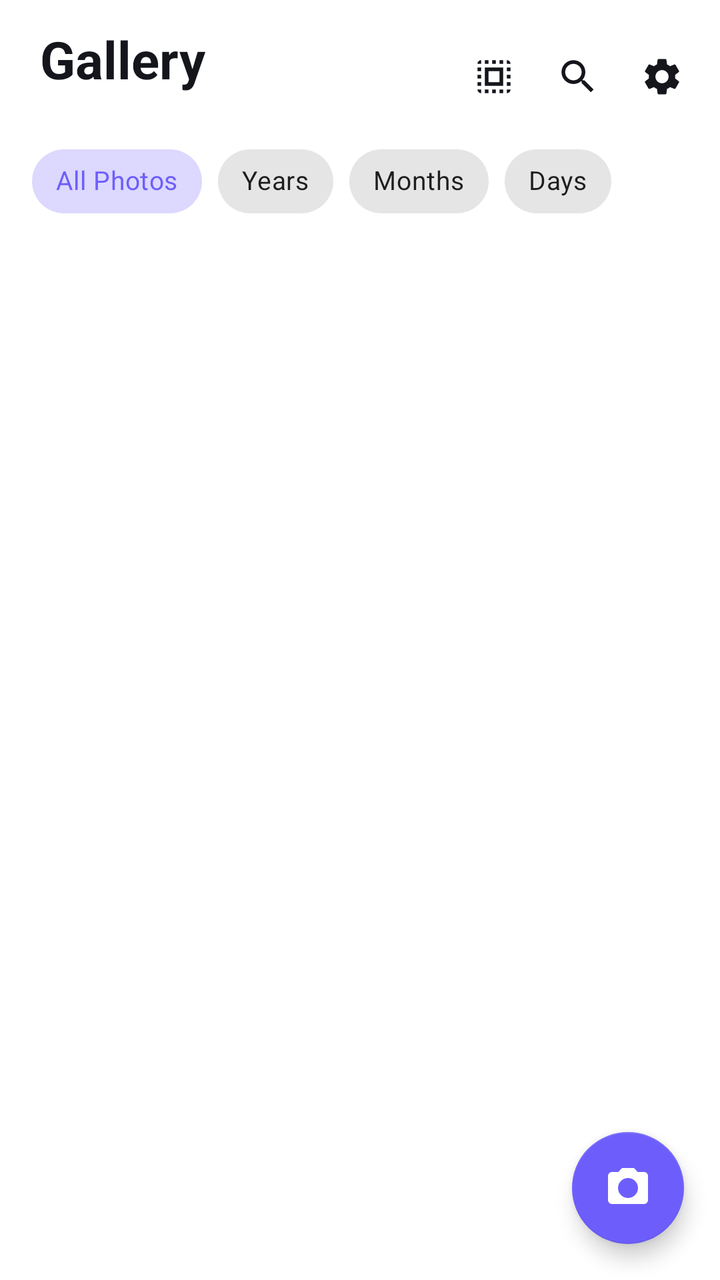
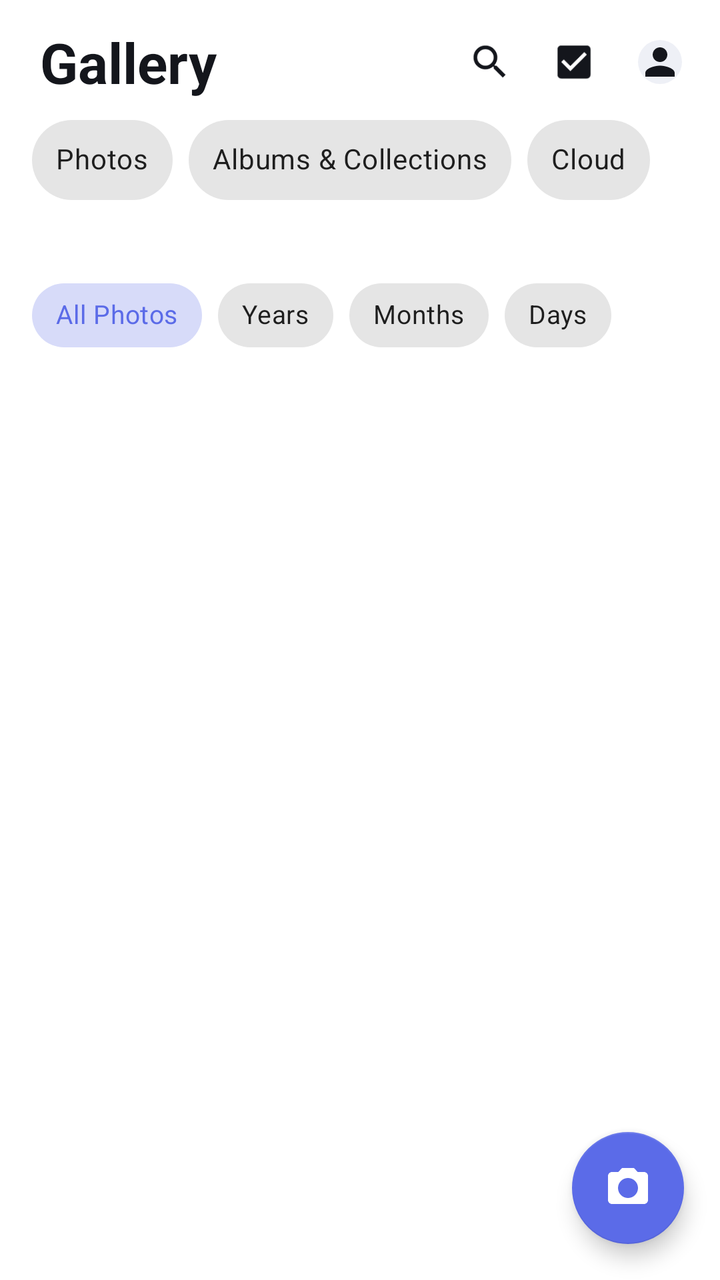

Screens rendered from an Android XML layout before and after an edit, with the pre-edit source and the edit as a unified diff.
<!-- AndroidManifest.xml: application theme Theme.Gallery -->
<!-- res/layout/fragment_photos.xml -->
<?xml version="1.0" encoding="utf-8"?>
<LinearLayout xmlns:android="http://schemas.android.com/apk/res/android"
    xmlns:app="http://schemas.android.com/apk/res-auto"
    android:layout_width="match_parent"
    android:layout_height="match_parent"
    android:background="?attr/gSurface"
    android:orientation="vertical">

    <LinearLayout
        android:id="@+id/headerRow"
        android:layout_width="match_parent"
        android:layout_height="wrap_content"
        android:gravity="center_vertical"
        android:orientation="horizontal"
        android:paddingStart="20dp"
        android:paddingTop="12dp"
        android:paddingEnd="8dp"
        android:paddingBottom="2dp">

        <LinearLayout
            android:layout_width="0dp"
            android:layout_height="wrap_content"
            android:layout_weight="1"
            android:orientation="vertical">

            <TextView
                android:id="@+id/title"
                android:layout_width="wrap_content"
                android:layout_height="wrap_content"
                android:text="@string/app_name"
                android:textColor="?attr/gOnSurface"
                android:textSize="26sp"
                android:textStyle="bold" />

            <TextView
                android:id="@+id/subtitle"
                android:layout_width="wrap_content"
                android:layout_height="wrap_content"
                android:textColor="?attr/gMuted"
                android:textSize="13sp" />
        </LinearLayout>

        <ImageView
            android:id="@+id/btnMulti"
            android:layout_width="42dp"
            android:layout_height="42dp"
            android:background="?attr/selectableItemBackgroundBorderless"
            android:contentDescription="Multi-select"
            android:padding="10dp"
            android:src="@drawable/ic_select_all"
            app:tint="?attr/gOnSurface" />

        <ImageView
            android:id="@+id/btnSearch"
            android:layout_width="42dp"
            android:layout_height="42dp"
            android:background="?attr/selectableItemBackgroundBorderless"
            android:contentDescription="Search"
            android:padding="10dp"
            android:src="@drawable/ic_search"
            app:tint="?attr/gOnSurface" />

        <ImageView
            android:id="@+id/btnSettings"
            android:layout_width="42dp"
            android:layout_height="42dp"
            android:background="?attr/selectableItemBackgroundBorderless"
            android:contentDescription="Settings"
            android:padding="10dp"
            android:src="@drawable/ic_settings"
            app:tint="?attr/gOnSurface" />
    </LinearLayout>

    <HorizontalScrollView
        android:layout_width="match_parent"
        android:layout_height="wrap_content"
        android:paddingStart="16dp"
        android:paddingEnd="16dp"
        android:paddingBottom="6dp"
        android:scrollbars="none">

        <com.google.android.material.chip.ChipGroup
            android:id="@+id/chips"
            android:layout_width="wrap_content"
            android:layout_height="wrap_content"
            app:chipSpacingHorizontal="8dp"
            app:selectionRequired="true"
            app:singleLine="true"
            app:singleSelection="true">

            <com.google.android.material.chip.Chip
                android:id="@+id/chipAll"
                style="@style/Widget.MaterialComponents.Chip.Choice"
                android:layout_width="wrap_content"
                android:layout_height="wrap_content"
                android:checkable="true"
                android:checked="true"
                android:text="@string/chip_all"
                android:textSize="13sp" />

            <com.google.android.material.chip.Chip
                android:id="@+id/chipYears"
                style="@style/Widget.MaterialComponents.Chip.Choice"
                android:layout_width="wrap_content"
                android:layout_height="wrap_content"
                android:checkable="true"
                android:text="@string/chip_years"
                android:textSize="13sp" />

            <com.google.android.material.chip.Chip
                android:id="@+id/chipMonths"
                style="@style/Widget.MaterialComponents.Chip.Choice"
                android:layout_width="wrap_content"
                android:layout_height="wrap_content"
                android:checkable="true"
                android:text="@string/chip_months"
                android:textSize="13sp" />

            <com.google.android.material.chip.Chip
                android:id="@+id/chipDays"
                style="@style/Widget.MaterialComponents.Chip.Choice"
                android:layout_width="wrap_content"
                android:layout_height="wrap_content"
                android:checkable="true"
                android:text="@string/chip_days"
                android:textSize="13sp" />
        </com.google.android.material.chip.ChipGroup>
    </HorizontalScrollView>

    <LinearLayout
        android:id="@+id/selectionBar"
        android:layout_width="match_parent"
        android:layout_height="wrap_content"
        android:gravity="center_vertical"
        android:orientation="horizontal"
        android:paddingStart="8dp"
        android:paddingEnd="14dp"
        android:paddingBottom="4dp"
        android:visibility="gone">

        <ImageView
            android:id="@+id/btnSelClose"
            android:layout_width="42dp"
            android:layout_height="42dp"
            android:background="?attr/selectableItemBackgroundBorderless"
            android:contentDescription="Close"
            android:padding="10dp"
            android:src="@drawable/ic_close"
            app:tint="?attr/gOnSurface" />

        <TextView
            android:id="@+id/selCount"
            android:layout_width="0dp"
            android:layout_height="wrap_content"
            android:layout_weight="1"
            android:paddingStart="6dp"
            android:textColor="?attr/gOnSurface"
            android:textSize="17sp"
            android:textStyle="bold" />

        <TextView
            android:id="@+id/btnSelectAll"
            android:layout_width="wrap_content"
            android:layout_height="wrap_content"
            android:background="?attr/selectableItemBackgroundBorderless"
            android:padding="8dp"
            android:text="@string/select_all"
            android:textColor="@color/accent"
            android:textSize="14sp"
            android:textStyle="bold" />
    </LinearLayout>

    <FrameLayout
        android:layout_width="match_parent"
        android:layout_height="0dp"
        android:layout_weight="1">

        <androidx.recyclerview.widget.RecyclerView
            android:id="@+id/grid"
            android:layout_width="match_parent"
            android:layout_height="match_parent"
            android:clipToPadding="false"
            android:paddingBottom="10dp"
            android:scrollbars="none" />

        <LinearLayout
            android:id="@+id/loading"
            android:layout_width="match_parent"
            android:layout_height="match_parent"
            android:gravity="center"
            android:orientation="vertical"
            android:visibility="gone">

            <com.google.android.material.progressindicator.CircularProgressIndicator
                android:layout_width="wrap_content"
                android:layout_height="wrap_content"
                android:indeterminate="true"
                app:indicatorColor="@color/accent" />

            <TextView
                android:layout_width="wrap_content"
                android:layout_height="wrap_content"
                android:layout_marginTop="14dp"
                android:text="@string/loading"
                android:textColor="?attr/gMuted"
                android:textSize="14sp" />
        </LinearLayout>

        <LinearLayout
            android:id="@+id/empty"
            android:layout_width="match_parent"
            android:layout_height="match_parent"
            android:gravity="center"
            android:orientation="vertical"
            android:visibility="gone">

            <ImageView
                android:id="@+id/emptyIcon"
                android:layout_width="72dp"
                android:layout_height="72dp"
                android:alpha="0.2"
                android:src="@drawable/ic_image"
                app:tint="?attr/gOnSurface" />

            <TextView
                android:id="@+id/emptyTitle"
                android:layout_width="wrap_content"
                android:layout_height="wrap_content"
                android:layout_marginTop="14dp"
                android:text="@string/empty_title"
                android:textColor="?attr/gOnSurface"
                android:textSize="16sp"
                android:textStyle="bold" />

            <TextView
                android:id="@+id/emptySub"
                android:layout_width="wrap_content"
                android:layout_height="wrap_content"
                android:layout_marginTop="6dp"
                android:gravity="center"
                android:paddingStart="34dp"
                android:paddingEnd="34dp"
                android:text="@string/empty_sub"
                android:textColor="?attr/gMuted"
                android:textSize="14sp" />

            <com.google.android.material.button.MaterialButton
                android:id="@+id/btnGrant"
                android:layout_width="wrap_content"
                android:layout_height="wrap_content"
                android:layout_marginTop="18dp"
                android:text="@string/grant"
                android:textAllCaps="false"
                android:textColor="@color/white"
                android:visibility="gone"
                app:backgroundTint="@color/accent"
                app:cornerRadius="14dp" />
        </LinearLayout>

        <com.google.android.material.floatingactionbutton.FloatingActionButton
            android:id="@+id/fab"
            android:layout_width="wrap_content"
            android:layout_height="wrap_content"
            android:layout_gravity="bottom|end"
            android:layout_margin="18dp"
            android:contentDescription="Camera"
            android:src="@drawable/ic_camera"
            app:backgroundTint="@color/accent"
            app:fabSize="normal"
            app:tint="@color/white" />
    </FrameLayout>

    <LinearLayout
        android:id="@+id/selectionActions"
        android:layout_width="match_parent"
        android:layout_height="wrap_content"
        android:background="?attr/gSurface"
        android:elevation="8dp"
        android:orientation="horizontal"
        android:paddingTop="10dp"
        android:paddingBottom="12dp"
        android:visibility="gone">

        <LinearLayout
            android:id="@+id/selShare"
            android:layout_width="0dp"
            android:layout_height="wrap_content"
            android:layout_weight="1"
            android:background="?attr/selectableItemBackgroundBorderless"
            android:gravity="center"
            android:orientation="vertical"
            android:padding="6dp">

            <ImageView
                android:layout_width="24dp"
                android:layout_height="24dp"
                android:src="@drawable/ic_share"
                app:tint="?attr/gOnSurface" />

            <TextView
                android:layout_width="wrap_content"
                android:layout_height="wrap_content"
                android:layout_marginTop="4dp"
                android:text="@string/share"
                android:textColor="?attr/gOnSurface"
                android:textSize="12sp" />
        </LinearLayout>

        <LinearLayout
            android:id="@+id/selDelete"
            android:layout_width="0dp"
            android:layout_height="wrap_content"
            android:layout_weight="1"
            android:background="?attr/selectableItemBackgroundBorderless"
            android:gravity="center"
            android:orientation="vertical"
            android:padding="6dp">

            <ImageView
                android:layout_width="24dp"
                android:layout_height="24dp"
                android:src="@drawable/ic_trash"
                app:tint="?attr/gOnSurface" />

            <TextView
                android:layout_width="wrap_content"
                android:layout_height="wrap_content"
                android:layout_marginTop="4dp"
                android:text="@string/trash"
                android:textColor="?attr/gOnSurface"
                android:textSize="12sp" />
        </LinearLayout>

        <LinearLayout
            android:id="@+id/selHide"
            android:layout_width="0dp"
            android:layout_height="wrap_content"
            android:layout_weight="1"
            android:background="?attr/selectableItemBackgroundBorderless"
            android:gravity="center"
            android:orientation="vertical"
            android:padding="6dp">

            <ImageView
                android:layout_width="24dp"
                android:layout_height="24dp"
                android:src="@drawable/ic_lock"
                app:tint="?attr/gOnSurface" />

            <TextView
                android:layout_width="wrap_content"
                android:layout_height="wrap_content"
                android:layout_marginTop="4dp"
                android:text="@string/hidden"
                android:textColor="?attr/gOnSurface"
                android:textSize="12sp" />
        </LinearLayout>

        <LinearLayout
            android:id="@+id/selFav"
            android:layout_width="0dp"
            android:layout_height="wrap_content"
            android:layout_weight="1"
            android:background="?attr/selectableItemBackgroundBorderless"
            android:gravity="center"
            android:orientation="vertical"
            android:padding="6dp">

            <ImageView
                android:layout_width="24dp"
                android:layout_height="24dp"
                android:src="@drawable/ic_heart"
                app:tint="?attr/gOnSurface" />

            <TextView
                android:layout_width="wrap_content"
                android:layout_height="wrap_content"
                android:layout_marginTop="4dp"
                android:text="@string/favourite"
                android:textColor="?attr/gOnSurface"
                android:textSize="12sp" />
        </LinearLayout>
    </LinearLayout>
</LinearLayout>
<!-- resources referenced by this layout -->
<resources>
  <color name="accent">#6D5EFC</color>
  <color name="white">#FFFFFF</color>
  <!-- drawable ic_select_all (drawable) -->
  <vector xmlns:android="http://schemas.android.com/apk/res/android"
      android:width="24dp" android:height="24dp"
      android:viewportWidth="24" android:viewportHeight="24">
      <path android:fillColor="#000000" android:pathData="M3,5h2V3c-1.1,0 -2,0.9 -2,2zM3,13h2v-2H3v2zM7,21h2v-2H7v2zM3,9h2V7H3v2zM13,3h-2v2h2V3zM19,3v2h2c0,-1.1 -0.9,-2 -2,-2zM5,21v-2H3c0,1.1 0.9,2 2,2zM3,17h2v-2H3v2zM9,3H7v2h2V3zM11,21h2v-2h-2v2zM19,13h2v-2h-2v2zM19,21c1.1,0 2,-0.9 2,-2h-2v2zM19,9h2V7h-2v2zM19,17h2v-2h-2v2zM15,21h2v-2h-2v2zM15,5h2V3h-2v2zM7,17h10V7H7v10zM9,9h6v6H9V9z" />
  </vector>
  <!-- drawable ic_settings (drawable) -->
  <vector xmlns:android="http://schemas.android.com/apk/res/android"
      android:width="24dp" android:height="24dp"
      android:viewportWidth="24" android:viewportHeight="24">
      <path android:fillColor="#000000" android:pathData="M19.14,12.94c0.04,-0.3 0.06,-0.61 0.06,-0.94s-0.02,-0.64 -0.07,-0.94l2.03,-1.58c0.18,-0.14 0.23,-0.41 0.12,-0.61l-1.92,-3.32c-0.12,-0.22 -0.37,-0.29 -0.59,-0.22l-2.39,0.96c-0.5,-0.38 -1.03,-0.7 -1.62,-0.94l-0.36,-2.54c-0.04,-0.24 -0.24,-0.41 -0.48,-0.41h-3.84c-0.24,0 -0.43,0.17 -0.47,0.41l-0.36,2.54c-0.59,0.24 -1.13,0.57 -1.62,0.94l-2.39,-0.96c-0.22,-0.08 -0.47,0 -0.59,0.22L2.74,8.87c-0.12,0.21 -0.08,0.47 0.12,0.61l2.03,1.58c-0.05,0.3 -0.09,0.63 -0.09,0.94s0.02,0.64 0.07,0.94l-2.03,1.58c-0.18,0.14 -0.23,0.41 -0.12,0.61l1.92,3.32c0.12,0.22 0.37,0.29 0.59,0.22l2.39,-0.96c0.5,0.38 1.03,0.7 1.62,0.94l0.36,2.54c0.05,0.24 0.24,0.41 0.48,0.41h3.84c0.24,0 0.44,-0.17 0.47,-0.41l0.36,-2.54c0.59,-0.24 1.13,-0.56 1.62,-0.94l2.39,0.96c0.22,0.08 0.47,0 0.59,-0.22l1.92,-3.32c0.12,-0.22 0.07,-0.47 -0.12,-0.61l-2.01,-1.58zM12,15.6c-1.98,0 -3.6,-1.62 -3.6,-3.6s1.62,-3.6 3.6,-3.6 3.6,1.62 3.6,3.6 -1.62,3.6 -3.6,3.6z" />
  </vector>
  <string name="app_name">Gallery</string>
  <string name="chip_all">All Photos</string>
  <string name="chip_days">Days</string>
  <string name="chip_months">Months</string>
  <string name="chip_years">Years</string>
  <string name="empty_sub">Aapke device par koi photo ya video nahi mila.</string>
  <string name="empty_title">No photos yet</string>
  <string name="favourite">Favourite</string>
  <string name="grant">Permission dein</string>
  <string name="hidden">Hidden</string>
  <string name="loading">Gallery load ho rahi hai…</string>
  <string name="select_all">Select all</string>
  <string name="share">Share</string>
  <string name="trash">Trash</string>
  <style name="Theme.Gallery" parent="Theme.MaterialComponents.DayNight.NoActionBar">
          <item name="colorPrimary">@color/accent</item>
          <item name="colorPrimaryVariant">@color/accentDark</item>
          <item name="colorOnPrimary">@color/white</item>
          <item name="colorSecondary">@color/accent</item>
          <item name="colorAccent">@color/accent</item>
  
          <item name="android:colorBackground">#FFFFFF</item>
          <item name="android:windowBackground">#FFFFFF</item>
          <item name="android:statusBarColor">#FFFFFF</item>
          <item name="android:navigationBarColor">#FFFFFF</item>
          <item name="android:windowLightStatusBar">true</item>
  
          <item name="gSurface">#FFFFFF</item>
          <item name="gSurfaceAlt">#F4F5F9</item>
          <item name="gOnSurface">#14161C</item>
          <item name="gMuted">#6B7280</item>
          <item name="gDivider">#E9EBF2</item>
          <item name="gChipBg">#F2F3F8</item>
          <item name="gChipOn">#FFFFFF</item>
          <item name="gNavBg">#FFFFFF</item>
      </style>
  <color name="accentDark">#4B3FD6</color>
  <!-- unchanged entries left out for length: 8 -->
</resources>

<!-- the commit's change to res/layout/fragment_photos.xml (unified diff, before → after) -->
@@ -6,70 +6,17 @@
     android:background="?attr/gSurface"
     android:orientation="vertical">
 
-    <LinearLayout
-        android:id="@+id/headerRow"
-        android:layout_width="match_parent"
-        android:layout_height="wrap_content"
-        android:gravity="center_vertical"
-        android:orientation="horizontal"
+    <include layout="@layout/view_gallery_header" />
+
+    <TextView
+        android:id="@+id/subtitle"
+        android:layout_width="wrap_content"
+        android:layout_height="wrap_content"
         android:paddingStart="20dp"
-        android:paddingTop="12dp"
-        android:paddingEnd="8dp"
-        android:paddingBottom="2dp">
-
-        <LinearLayout
-            android:layout_width="0dp"
-            android:layout_height="wrap_content"
-            android:layout_weight="1"
-            android:orientation="vertical">
-
-            <TextView
-                android:id="@+id/title"
-                android:layout_width="wrap_content"
-                android:layout_height="wrap_content"
-                android:text="@string/app_name"
-                android:textColor="?attr/gOnSurface"
-                android:textSize="26sp"
-                android:textStyle="bold" />
-
-            <TextView
-                android:id="@+id/subtitle"
-                android:layout_width="wrap_content"
-                android:layout_height="wrap_content"
-                android:textColor="?attr/gMuted"
-                android:textSize="13sp" />
-        </LinearLayout>
-
-        <ImageView
-            android:id="@+id/btnMulti"
-            android:layout_width="42dp"
-            android:layout_height="42dp"
-            android:background="?attr/selectableItemBackgroundBorderless"
-            android:contentDescription="Multi-select"
-            android:padding="10dp"
-            android:src="@drawable/ic_select_all"
-            app:tint="?attr/gOnSurface" />
-
-        <ImageView
-            android:id="@+id/btnSearch"
-            android:layout_width="42dp"
-            android:layout_height="42dp"
-            android:background="?attr/selectableItemBackgroundBorderless"
-            android:contentDescription="Search"
-            android:padding="10dp"
-            android:src="@drawable/ic_search"
-            app:tint="?attr/gOnSurface" />
-
-        <ImageView
-            android:id="@+id/btnSettings"
-            android:layout_width="42dp"
-            android:layout_height="42dp"
-            android:background="?attr/selectableItemBackgroundBorderless"
-            android:contentDescription="Settings"
-            android:padding="10dp"
-            android:src="@drawable/ic_settings"
-            app:tint="?attr/gOnSurface" />
-    </LinearLayout>
+        android:paddingEnd="20dp"
+        android:paddingBottom="2dp"
+        android:textColor="?attr/gMuted"
+        android:textSize="13sp" />
 
     <HorizontalScrollView
         android:layout_width="match_parent"
@@ -382,3 +329,115 @@
         </LinearLayout>
     </LinearLayout>
 </LinearLayout>
+<!-- res/layout/view_gallery_header.xml (included above) -->
+<?xml version="1.0" encoding="utf-8"?>
+<LinearLayout xmlns:android="http://schemas.android.com/apk/res/android"
+    xmlns:app="http://schemas.android.com/apk/res-auto"
+    android:layout_width="match_parent"
+    android:layout_height="wrap_content"
+    android:orientation="vertical">
+
+    <LinearLayout
+        android:layout_width="match_parent"
+        android:layout_height="wrap_content"
+        android:gravity="center_vertical"
+        android:orientation="horizontal"
+        android:paddingStart="20dp"
+        android:paddingTop="10dp"
+        android:paddingEnd="12dp"
+        android:paddingBottom="4dp">
+
+        <TextView
+            android:id="@+id/hdrTitle"
+            android:layout_width="0dp"
+            android:layout_height="wrap_content"
+            android:layout_weight="1"
+            android:text="@string/app_name"
+            android:textColor="?attr/gOnSurface"
+            android:textSize="28sp"
+            android:textStyle="bold" />
+
+        <ImageView
+            android:id="@+id/hdrSearch"
+            android:layout_width="42dp"
+            android:layout_height="42dp"
+            android:background="?attr/selectableItemBackgroundBorderless"
+            android:contentDescription="Search"
+            android:padding="10dp"
+            android:src="@drawable/ic_search"
+            app:tint="?attr/gOnSurface" />
+
+        <ImageView
+            android:id="@+id/hdrMulti"
+            android:layout_width="42dp"
+            android:layout_height="42dp"
+            android:background="?attr/selectableItemBackgroundBorderless"
+            android:contentDescription="Multi-select"
+            android:padding="10dp"
+            android:src="@drawable/ic_checkbox"
+            app:tint="?attr/gOnSurface" />
+
+        <com.google.android.material.imageview.ShapeableImageView
+            android:id="@+id/hdrAvatar"
+            android:layout_width="36dp"
+            android:layout_height="36dp"
+            android:layout_marginStart="4dp"
+            android:background="?attr/gChipBg"
+            android:padding="7dp"
+            android:src="@drawable/ic_person"
+            app:shapeAppearanceOverlay="@style/ShapeAppearance.Gallery.Circle"
+            app:tint="?attr/gOnSurface" />
+    </LinearLayout>
+
+    <HorizontalScrollView
+        android:layout_width="match_parent"
+        android:layout_height="wrap_content"
+        android:paddingStart="16dp"
+        android:paddingEnd="16dp"
+        android:paddingBottom="10dp"
+        android:scrollbars="none">
+
+        <com.google.android.material.chip.ChipGroup
+            android:id="@+id/hdrPills"
+            android:layout_width="wrap_content"
+            android:layout_height="wrap_content"
+            app:chipSpacingHorizontal="8dp"
+            app:selectionRequired="true"
+            app:singleLine="true"
+            app:singleSelection="true">
+
+            <com.google.android.material.chip.Chip
+                android:id="@+id/pillPhotos"
+                style="@style/Widget.MaterialComponents.Chip.Choice"
+                android:layout_width="wrap_content"
+                android:layout_height="wrap_content"
+                android:checkable="true"
+                android:text="@string/pill_photos"
+                android:textSize="14sp"
+                app:chipCornerRadius="20dp"
+                app:chipMinHeight="40dp" />
+
+            <com.google.android.material.chip.Chip
+                android:id="@+id/pillAlbums"
+                style="@style/Widget.MaterialComponents.Chip.Choice"
+                android:layout_width="wrap_content"
+                android:layout_height="wrap_content"
+                android:checkable="true"
+                android:text="@string/pill_albums"
+                android:textSize="14sp"
+                app:chipCornerRadius="20dp"
+                app:chipMinHeight="40dp" />
+
+            <com.google.android.material.chip.Chip
+                android:id="@+id/pillCloud"
+                style="@style/Widget.MaterialComponents.Chip.Choice"
+                android:layout_width="wrap_content"
+                android:layout_height="wrap_content"
+                android:checkable="true"
+                android:text="@string/pill_cloud"
+                android:textSize="14sp"
+                app:chipCornerRadius="20dp"
+                app:chipMinHeight="40dp" />
+        </com.google.android.material.chip.ChipGroup>
+    </HorizontalScrollView>
+</LinearLayout>
<!-- resource entries referenced after the edit -->
@@ -1,18 +1,18 @@
 <!-- resources referenced by this layout -->
 <resources>
-  <color name="accent">#6D5EFC</color>
+  <color name="accent">#5B6BE8</color>
   <color name="white">#FFFFFF</color>
-  <!-- drawable ic_select_all (drawable) -->
+  <!-- drawable ic_checkbox (drawable) -->
   <vector xmlns:android="http://schemas.android.com/apk/res/android"
       android:width="24dp" android:height="24dp"
       android:viewportWidth="24" android:viewportHeight="24">
-      <path android:fillColor="#000000" android:pathData="M3,5h2V3c-1.1,0 -2,0.9 -2,2zM3,13h2v-2H3v2zM7,21h2v-2H7v2zM3,9h2V7H3v2zM13,3h-2v2h2V3zM19,3v2h2c0,-1.1 -0.9,-2 -2,-2zM5,21v-2H3c0,1.1 0.9,2 2,2zM3,17h2v-2H3v2zM9,3H7v2h2V3zM11,21h2v-2h-2v2zM19,13h2v-2h-2v2zM19,21c1.1,0 2,-0.9 2,-2h-2v2zM19,9h2V7h-2v2zM19,17h2v-2h-2v2zM15,21h2v-2h-2v2zM15,5h2V3h-2v2zM7,17h10V7H7v10zM9,9h6v6H9V9z" />
+      <path android:fillColor="#000000" android:pathData="M19,3H5c-1.11,0 -2,0.9 -2,2v14c0,1.1 0.89,2 2,2h14c1.1,0 2,-0.9 2,-2V5c0,-1.1 -0.9,-2 -2,-2zM10,17l-5,-5 1.41,-1.41L10,14.17l7.59,-7.59L19,8l-9,9z" />
   </vector>
-  <!-- drawable ic_settings (drawable) -->
+  <!-- drawable ic_person (drawable) -->
   <vector xmlns:android="http://schemas.android.com/apk/res/android"
       android:width="24dp" android:height="24dp"
       android:viewportWidth="24" android:viewportHeight="24">
-      <path android:fillColor="#000000" android:pathData="M19.14,12.94c0.04,-0.3 0.06,-0.61 0.06,-0.94s-0.02,-0.64 -0.07,-0.94l2.03,-1.58c0.18,-0.14 0.23,-0.41 0.12,-0.61l-1.92,-3.32c-0.12,-0.22 -0.37,-0.29 -0.59,-0.22l-2.39,0.96c-0.5,-0.38 -1.03,-0.7 -1.62,-0.94l-0.36,-2.54c-0.04,-0.24 -0.24,-0.41 -0.48,-0.41h-3.84c-0.24,0 -0.43,0.17 -0.47,0.41l-0.36,2.54c-0.59,0.24 -1.13,0.57 -1.62,0.94l-2.39,-0.96c-0.22,-0.08 -0.47,0 -0.59,0.22L2.74,8.87c-0.12,0.21 -0.08,0.47 0.12,0.61l2.03,1.58c-0.05,0.3 -0.09,0.63 -0.09,0.94s0.02,0.64 0.07,0.94l-2.03,1.58c-0.18,0.14 -0.23,0.41 -0.12,0.61l1.92,3.32c0.12,0.22 0.37,0.29 0.59,0.22l2.39,-0.96c0.5,0.38 1.03,0.7 1.62,0.94l0.36,2.54c0.05,0.24 0.24,0.41 0.48,0.41h3.84c0.24,0 0.44,-0.17 0.47,-0.41l0.36,-2.54c0.59,-0.24 1.13,-0.56 1.62,-0.94l2.39,0.96c0.22,0.08 0.47,0 0.59,-0.22l1.92,-3.32c0.12,-0.22 0.07,-0.47 -0.12,-0.61l-2.01,-1.58zM12,15.6c-1.98,0 -3.6,-1.62 -3.6,-3.6s1.62,-3.6 3.6,-3.6 3.6,1.62 3.6,3.6 -1.62,3.6 -3.6,3.6z" />
+      <path android:fillColor="#000000" android:pathData="M12,12c2.21,0 4,-1.79 4,-4s-1.79,-4 -4,-4 -4,1.79 -4,4 1.79,4 4,4zM12,14c-2.67,0 -8,1.34 -8,4v2h16v-2c0,-2.66 -5.33,-4 -8,-4z" />
   </vector>
   <string name="app_name">Gallery</string>
   <string name="chip_all">All Photos</string>
@@ -25,9 +25,16 @@
   <string name="grant">Permission dein</string>
   <string name="hidden">Hidden</string>
   <string name="loading">Gallery load ho rahi hai…</string>
+  <string name="pill_albums">Albums &amp; Collections</string>
+  <string name="pill_cloud">Cloud</string>
+  <string name="pill_photos">Photos</string>
   <string name="select_all">Select all</string>
   <string name="share">Share</string>
-  <string name="trash">Trash</string>
+  <string name="trash">Deleted</string>
+  <style name="ShapeAppearance.Gallery.Circle" parent="">
+          <item name="cornerFamily">rounded</item>
+          <item name="cornerSize">50%</item>
+      </style>
   <style name="Theme.Gallery" parent="Theme.MaterialComponents.DayNight.NoActionBar">
           <item name="colorPrimary">@color/accent</item>
           <item name="colorPrimaryVariant">@color/accentDark</item>
@@ -42,15 +49,16 @@
           <item name="android:windowLightStatusBar">true</item>
   
           <item name="gSurface">#FFFFFF</item>
-          <item name="gSurfaceAlt">#F4F5F9</item>
+          <item name="gSurfaceAlt">#F2F3F7</item>
+          <item name="gCard">#F4F5F9</item>
           <item name="gOnSurface">#14161C</item>
           <item name="gMuted">#6B7280</item>
-          <item name="gDivider">#E9EBF2</item>
-          <item name="gChipBg">#F2F3F8</item>
-          <item name="gChipOn">#FFFFFF</item>
+          <item name="gDivider">#E7E9F0</item>
+          <item name="gChipBg">#EEF0F6</item>
           <item name="gNavBg">#FFFFFF</item>
+          <item name="gBar">#F2F3F7</item>
       </style>
-  <color name="accentDark">#4B3FD6</color>
+  <color name="accentDark">#4453C9</color>
   <!-- unchanged entries left out for length: 8 -->
 </resources>
 
